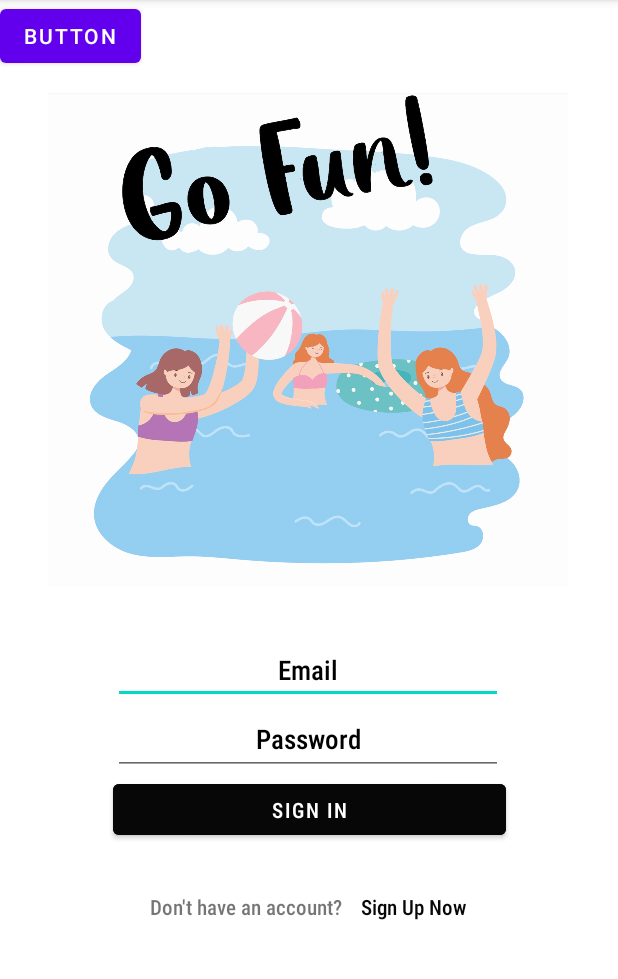
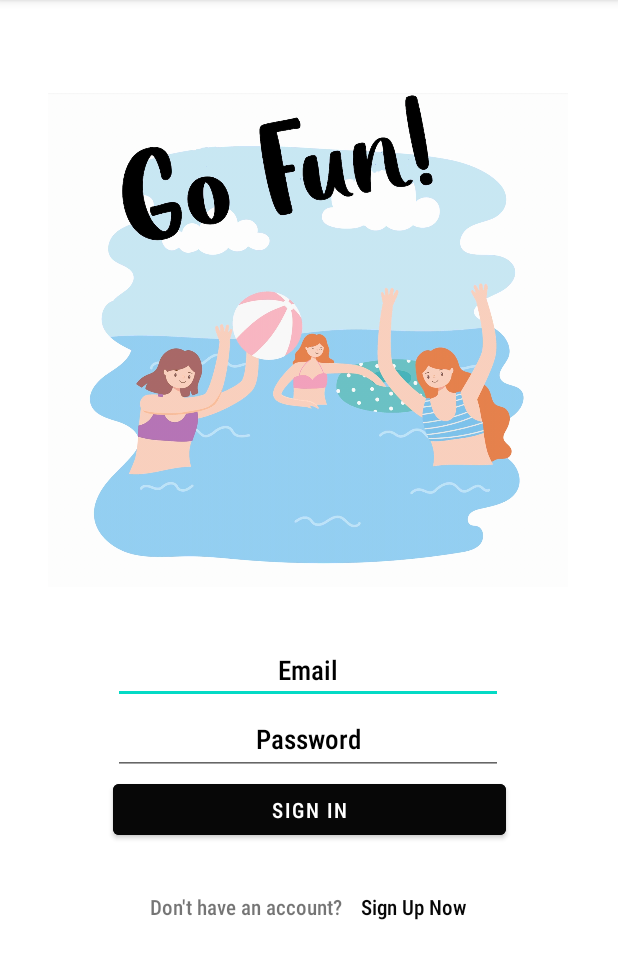
Before and after one commit to niejiayi1998/GoFun, an Android app: the screen it shows after launch (StartActivity), on a phone screen of 412 x 824 dp, the part 84-1063 px from its top. Run offline under Robolectric (Android 15) with nearby library versions, the phone set to English and light mode, and no system bars; our stand-ins replace Firebase (no records; nobody signed in at launch, a user with empty details on screens opened directly).

```diff
--- a/app/src/main/java/edu/neu/madcourse/numad22su_team11/RegisterActivity.java
+++ b/app/src/main/java/edu/neu/madcourse/numad22su_team11/RegisterActivity.java
@@ -46,7 +46,7 @@ public class RegisterActivity extends AppCompatActivity {
         enterUsername = findViewById(R.id.editTextUsernameSignUp);
         enterEmail = findViewById(R.id.editTextEmailSignUp);
         enterPassword = findViewById(R.id.editTextPasswordSignUp);
-        buttonNext = findViewById(R.id.buttonNext);
+        buttonNext = findViewById(R.id.buttonConfirm);
 
         // connect with firebase
         firebaseAuth = FirebaseAuth.getInstance();
--- a/app/src/main/java/edu/neu/madcourse/numad22su_team11/StartActivity.java
+++ b/app/src/main/java/edu/neu/madcourse/numad22su_team11/StartActivity.java
@@ -60,7 +60,8 @@ public class StartActivity extends AppCompatActivity {
         startActivity(new Intent(StartActivity.this, RegisterActivity.class));
     }
 
-    public void onClick(View view) {
-        startActivity(new Intent(StartActivity.this, MainSearchActivity.class));
+    @Override
+    public void onBackPressed() {
+        finishAffinity();
     }
 }
--- a/app/src/main/res/layout/activity_register.xml
+++ b/app/src/main/res/layout/activity_register.xml
@@ -72,13 +72,13 @@
         app:layout_constraintVertical_bias="0.355" />
 
     <Button
-        android:id="@+id/buttonNext"
+        android:id="@+id/buttonConfirm"
         android:layout_width="302dp"
         android:layout_height="49dp"
         android:layout_marginTop="28dp"
         android:backgroundTint="#000000"
         android:onClick="next"
-        android:text="@string/next"
+        android:text="@string/confirm"
         app:layout_constraintEnd_toEndOf="parent"
         app:layout_constraintHorizontal_bias="0.486"
         app:layout_constraintStart_toStartOf="parent"
--- a/app/src/main/res/layout/activity_start.xml
+++ b/app/src/main/res/layout/activity_start.xml
@@ -90,14 +90,5 @@
         app:layout_constraintStart_toEndOf="@+id/textViewNoAccount"
         app:layout_constraintTop_toBottomOf="@+id/buttonSignIn" />
 
-    <Button
-        android:id="@+id/button4"
-        android:layout_width="wrap_content"
-        android:layout_height="wrap_content"
-        android:onClick="onClick"
-        android:text="Button"
-        tools:layout_editor_absoluteX="41dp"
-        tools:layout_editor_absoluteY="608dp" />
-
 
 </androidx.constraintlayout.widget.ConstraintLayout>
--- a/app/src/main/res/values/strings.xml
+++ b/app/src/main/res/values/strings.xml
@@ -23,4 +23,5 @@
     <string name="choose_the_location_range">Choose the location range:</string>
     <string name="i_like_the_activities_within">I like the activities within...</string>
     <string name="email">Email</string>
+    <string name="confirm">Confirm</string>
 </resources>
```
